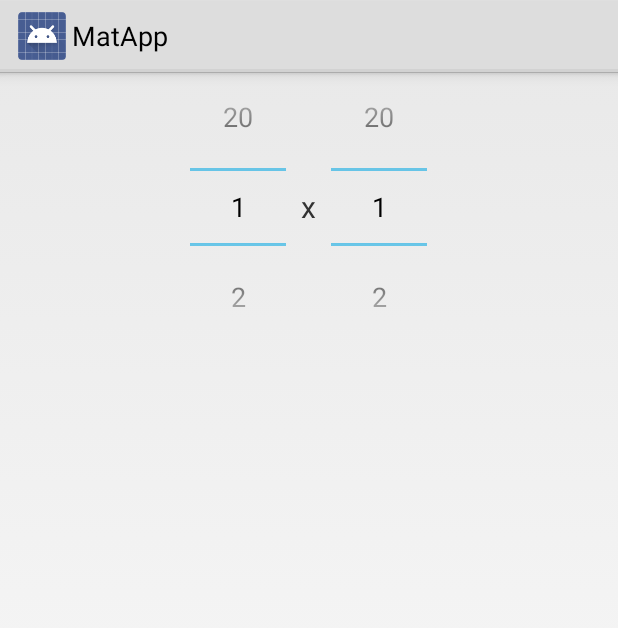
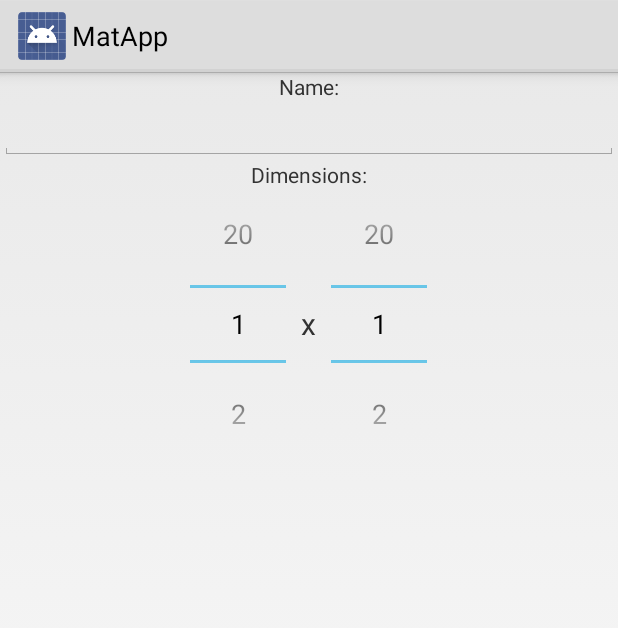
Before and after one commit to romrz/MatApp, an Android app: the layout new_matrix_dialog_layout.xml on its own in the app's theme, with its tools: preview values and no code run, on a phone screen of 412 x 824 dp. Shown: the top 628 px of the screen. Run offline under Robolectric (Android 15) with nearby library versions, the phone set to English and light mode, and no system bars.

Commit message:
Change matrix name implemented

```diff
--- a/app/src/main/res/layout/new_matrix_dialog_layout.xml
+++ b/app/src/main/res/layout/new_matrix_dialog_layout.xml
@@ -3,10 +3,33 @@
 <LinearLayout
     xmlns:android="http://schemas.android.com/apk/res/android"
     xmlns:app="http://schemas.android.com/apk/res-auto"
-    android:orientation="horizontal"
+    android:orientation="vertical"
     android:layout_width="match_parent"
     android:layout_height="wrap_content"
     android:gravity="center">
+
+    <TextView
+        android:layout_width="match_parent"
+        android:layout_height="wrap_content"
+        android:gravity="center_horizontal"
+        android:text="Name:" />
+
+    <EditText
+        android:layout_width="match_parent"
+        android:layout_height="wrap_content"
+        android:gravity="center_horizontal"
+        android:id="@+id/matrix_name"/>
+
+    <TextView
+        android:layout_width="match_parent"
+        android:layout_height="wrap_content"
+        android:gravity="center_horizontal"
+        android:text="Dimensions:" />
+
+    <LinearLayout
+        android:layout_width="wrap_content"
+        android:layout_height="wrap_content"
+        android:orientation="horizontal">
 
         <com.rom.matapp.ui.MyNumberPicker
             android:id="@+id/rows"
@@ -18,6 +41,7 @@
         <TextView
             android:layout_width="wrap_content"
             android:layout_height="wrap_content"
+            android:layout_gravity="center"
             android:text="x"
             android:textSize="20sp"/>
 
@@ -29,3 +53,5 @@
         </com.rom.matapp.ui.MyNumberPicker>
 
     </LinearLayout>
+
+</LinearLayout>
```
Also changed, not shown: app/src/main/java/com/rom/matapp/WorkSpaceActivity.java (+7 -2 lines), app/src/main/java/com/rom/matapp/ui/ChangeMatrixNameDialogFragment.java (added, +62 -0 lines), app/src/main/java/com/rom/matapp/ui/MatrixView.java (+19 -3 lines), app/src/main/java/com/rom/matapp/ui/NewMatrixDialogFragment.java (+17 -4 lines), app/src/main/java/com/rom/matapp/utils/MyUtils.java (+15 -0 lines), app/src/main/res/layout/change_matrix_name_dialog.xml (added, +20 -0 lines), app/src/main/res/menu/contextual_menu_matrix.xml (+7 -2 lines). Lines whose indentation alone changed are shown as unchanged.
